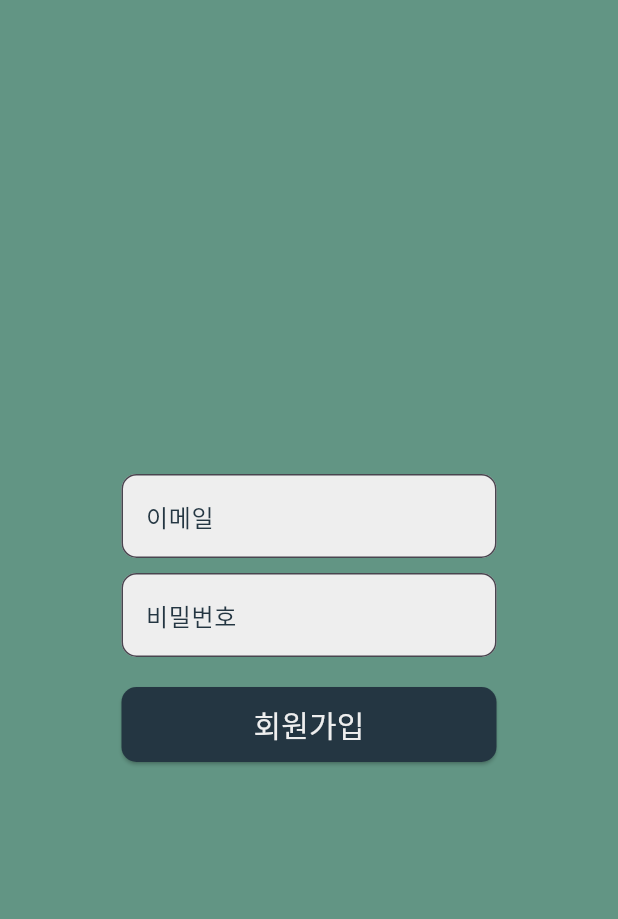
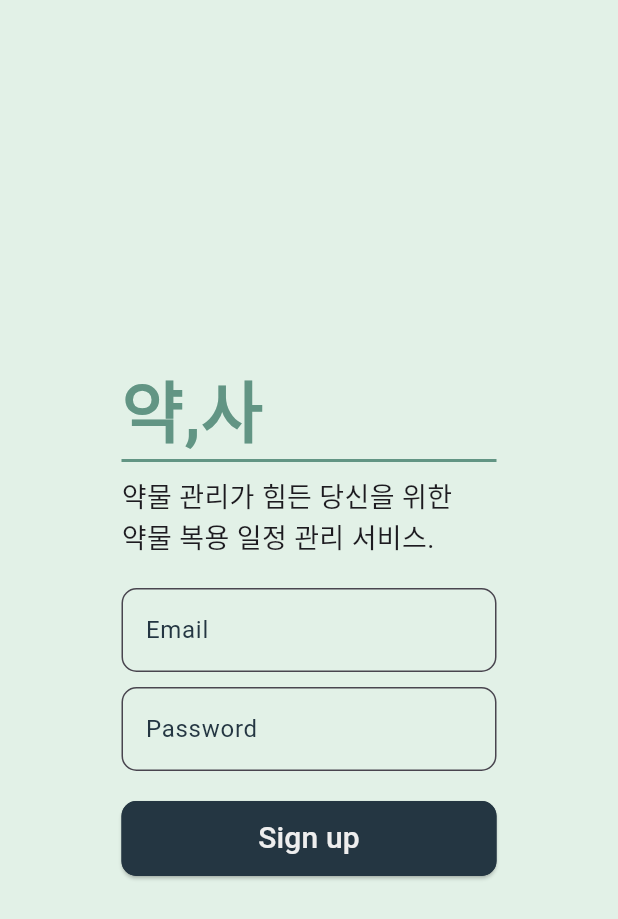
Before and after one commit to YagSa/YagSa-FE, a Flutter app: the SignupPage screen opened directly, on a phone screen of 412 x 824 dp. Shown: the top 919 px of the screen. Run offline on Flutter 3.47's test engine with Material 3 defaults, Android fonts, the phone set to English and light mode, and no system bars; our stand-ins replace firebase_auth, firebase_core, image_picker; accounts and stored records are empty; network calls fail; Roboto replaces fonts that are missing (Pretendard); project files that could hold a hidden picture were left out.

Commit message:
feat: complete sign in up design (#3)

```diff
--- a/lib/login.dart
+++ b/lib/login.dart
@@ -14,7 +14,7 @@ class _SplashScreenState extends State<SplashScreen> {
   @override
   void initState() {
     super.initState();
-    Timer(Duration(seconds: 3), () {
+    Timer(Duration(seconds: 2), () {
       Navigator.pushReplacement(
         context,
         MaterialPageRoute(builder: (context) => LoginPage()),
@@ -33,13 +33,13 @@ class _SplashScreenState extends State<SplashScreen> {
           children: [
             Text(
               '약,사',
-              style: TextStyle(fontSize: 50, fontWeight: FontWeight.bold, color: Color(0xFF629584)),
+              style: TextStyle(fontSize: 45, fontWeight: FontWeight.bold, color: Color(0xFF629584)),
             ),
             SizedBox(
               width: 250,
               child: Divider(
                 color: Color(0xFF629584),
-                thickness: 3,
+                thickness: 2,
                 height: 0,
               ),
             ),
@@ -94,15 +94,16 @@ class _LoginPageState extends State<LoginPage> {
             crossAxisAlignment: CrossAxisAlignment.start,
             mainAxisAlignment: MainAxisAlignment.center,
             children: [
+              SizedBox(height: 100),
               Text(
                 '약,사',
-                style: TextStyle(fontSize: 50, fontWeight: FontWeight.bold, color: Color(0xFFEEEEEE)),
+                style: TextStyle(fontSize: 45, fontWeight: FontWeight.bold, color: Color(0xFFEEEEEE)),
               ),
               SizedBox(
                 width: 250,
                 child: Divider(
                   color: Color(0xFFEEEEEE),
-                  thickness: 3,
+                  thickness: 2,
                   height: 0,
                 ),
               ),
@@ -115,11 +116,18 @@ class _LoginPageState extends State<LoginPage> {
                   decoration: InputDecoration(
                     filled: true,
                     fillColor: Color(0xFFEEEEEE),
-                    labelText: '이메일',
+                    labelText: 'Email',
                     labelStyle: TextStyle(color: Color(0xFF243642)),
                     border: OutlineInputBorder(
                       borderRadius: BorderRadius.circular(10),
                       borderSide: BorderSide(color: Color(0xFFEEEEEE)),
+                    ),
+                    focusedBorder: OutlineInputBorder(
+                      borderRadius: BorderRadius.circular(10),
+                      borderSide: BorderSide(
+                        color: Color(0xFFEEEEEE),
+                        width: 10,
+                      ),
                     ),
                   ),
                 ),
@@ -134,30 +142,36 @@ class _LoginPageState extends State<LoginPage> {
                   decoration: InputDecoration(
                     filled: true,
                     fillColor: Color(0xFFEEEEEE),
-                    labelText: '비밀번호',
+                    labelText: 'Password',
                     labelStyle: TextStyle(color: Color(0xFF243642)),
                     border: OutlineInputBorder(
                       borderRadius: BorderRadius.circular(10),
                       borderSide: BorderSide(color: Color(0xFFEEEEEE)),
                     ),
+                    focusedBorder: OutlineInputBorder(
+                      borderRadius: BorderRadius.circular(10),
+                      borderSide: BorderSide(
+                        color: Color(0xFFEEEEEE),
+                        width: 10,
+                      ),
+                    ),
                   ),
                 ),
               ),
-              SizedBox(height: 20),
+              SizedBox(height: 10),
               ElevatedButton(
                 onPressed: () async {
-                  try{
+                  try {
                     //print('이메일: ${_emailController.text}');
                     //print('비밀번호: ${_passwordController.text}');
                     final currentUser = await _authentication.signInWithEmailAndPassword(email: _emailController.text, password: _passwordController.text);
-                    if (currentUser.user != null){
+                    if (currentUser.user != null) {
                       _emailController.clear();
                       _passwordController.clear();
-                      if(!mounted) return;
+                      if (!mounted) return;
                       Navigator.push(context, MaterialPageRoute(builder: (context) => AlarmScreen()));
                     }
-                  }
-                  catch(e){
+                  } catch (e) {
                     print(e);
                   }
                 },
@@ -165,15 +179,19 @@ class _LoginPageState extends State<LoginPage> {
                   minimumSize: Size(250, 50),
                   shape: RoundedRectangleBorder(
                     borderRadius: BorderRadius.circular(10),
+                    side: BorderSide(
+                      color: Color(0xFF243642), // 테두리 색상
+                      width: 2, // 테두리 두께
+                    ),// 테두리 두께
                   ),
                   backgroundColor: Color(0xFF243642),
                 ),
                 child: Text(
-                  '로그인',
+                  'Sign in',
                   style: TextStyle(color: Color(0xFFEEEEEE), fontSize: 20),
                 ),
               ),
-              SizedBox(height: 50),
+              SizedBox(height: 20),
               ElevatedButton(
                 onPressed: () {
                   Navigator.push(context, MaterialPageRoute(builder: (context) => SignupPage()));
@@ -182,11 +200,15 @@ class _LoginPageState extends State<LoginPage> {
                   minimumSize: Size(250, 50),
                   shape: RoundedRectangleBorder(
                     borderRadius: BorderRadius.circular(10),
+                    side: BorderSide(
+                      color: Color(0xFFEEEEEE), // 테두리 색상
+                      width: 2, // 테두리 두께
+                    ),
                   ),
-                  backgroundColor: Color(0xFF243642),
+                  backgroundColor: Color(0xFF629584),
                 ),
                 child: Text(
-                  '계정이 없나요?',
+                  'Sign up',
                   style: TextStyle(color: Color(0xFFEEEEEE), fontSize: 20),
                 ),
               ),
--- a/lib/main.dart
+++ b/lib/main.dart
@@ -26,7 +26,7 @@
       ),
       home: StreamBuilder(stream: FirebaseAuth.instance.authStateChanges(), builder: (context, snapshot) {
         if(snapshot.hasData){
-          return AlarmScreen();
+          return LoginPage();
         }else{
           return LoginPage();
         }
--- a/lib/signup.dart
+++ b/lib/signup.dart
@@ -26,7 +26,7 @@ class _SignupPageState extends State<SignupPage> {
   @override
   Widget build(BuildContext context) {
     return Scaffold(
-      backgroundColor: Color(0xFF629584),
+      backgroundColor: Color(0xFFE2F1E7),
       body: Center(
         child: Padding(
           padding: const EdgeInsets.symmetric(horizontal: 24.0),
@@ -34,6 +34,28 @@ class _SignupPageState extends State<SignupPage> {
             crossAxisAlignment: CrossAxisAlignment.start,
             mainAxisAlignment: MainAxisAlignment.center,
             children: [
+              Text(
+                '약,사',
+                style: TextStyle(fontSize: 45, fontWeight: FontWeight.bold, color: Color(0xFF629584)),
+              ),
+              SizedBox(
+                width: 250,
+                child: Divider(
+                  color: Color(0xFF629584),
+                  thickness: 2,
+                  height: 0,
+                ),
+              ),
+              SizedBox(height: 10),
+              Text(
+                '약물 관리가 힘든 당신을 위한',
+                style: TextStyle(fontSize: 18),
+              ),
+              Text(
+                '약물 복용 일정 관리 서비스.',
+                style: TextStyle(fontSize: 18),
+              ),
+              SizedBox(height: 20),
               Container(
                 width: 250,
                 child: TextField(
@@ -41,12 +63,19 @@ class _SignupPageState extends State<SignupPage> {
                   style: TextStyle(color: Color(0xFF243642)),
                   decoration: InputDecoration(
                     filled: true,
-                    fillColor: Color(0xFFEEEEEE),
-                    labelText: '이메일',
+                    fillColor: Color(0xFFE2F1E7),
+                    labelText: 'Email',
                     labelStyle: TextStyle(color: Color(0xFF243642)),
                     border: OutlineInputBorder(
                       borderRadius: BorderRadius.circular(10),
                       borderSide: BorderSide(color: Color(0xFFEEEEEE)),
+                    ),
+                    focusedBorder: OutlineInputBorder(
+                      borderRadius: BorderRadius.circular(10),
+                      borderSide: BorderSide(
+                        color: Color(0xFF243642),
+                        width: 1,
+                      ),
                     ),
                   ),
                 ),
@@ -60,12 +89,19 @@ class _SignupPageState extends State<SignupPage> {
                   obscureText: true,
                   decoration: InputDecoration(
                     filled: true,
-                    fillColor: Color(0xFFEEEEEE),
-                    labelText: '비밀번호',
+                    fillColor: Color(0xFFE2F1E7),
+                    labelText: 'Password',
                     labelStyle: TextStyle(color: Color(0xFF243642)),
                     border: OutlineInputBorder(
                       borderRadius: BorderRadius.circular(10),
-                      borderSide: BorderSide(color: Color(0xFFEEEEEE)),
+                      borderSide: BorderSide(color: Color(0xFF243642)),
+                    ),
+                    focusedBorder: OutlineInputBorder(
+                      borderRadius: BorderRadius.circular(10),
+                      borderSide: BorderSide(
+                        color: Color(0xFF243642),
+                        width: 1,
+                      ),
                     ),
                   ),
                 ),
@@ -94,9 +130,13 @@ class _SignupPageState extends State<SignupPage> {
                     borderRadius: BorderRadius.circular(10),
                   ),
                   backgroundColor: Color(0xFF243642),
+                  side: BorderSide(
+                    color: Color(0xFF243642), // 테두리 색상
+                    width: 2, // 테두리 두께
+                  ),
                 ),
                 child: Text(
-                  '회원가입',
+                  'Sign up',
                   style: TextStyle(color: Color(0xFFEEEEEE), fontSize: 20),
                 ),
               ),
```
